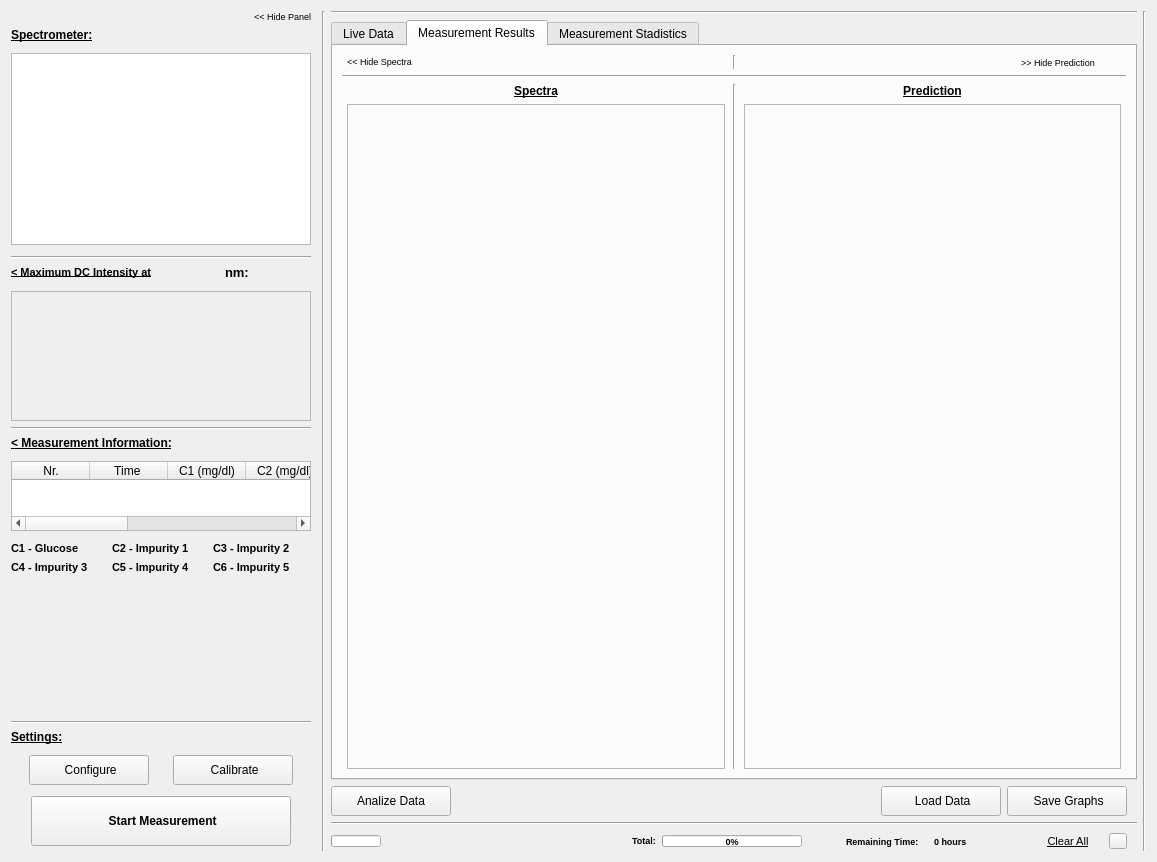
First picture: the form in pol_panel.ui, repository CesarCarvajal/Oxymetry-Backup-2018, before the edit.
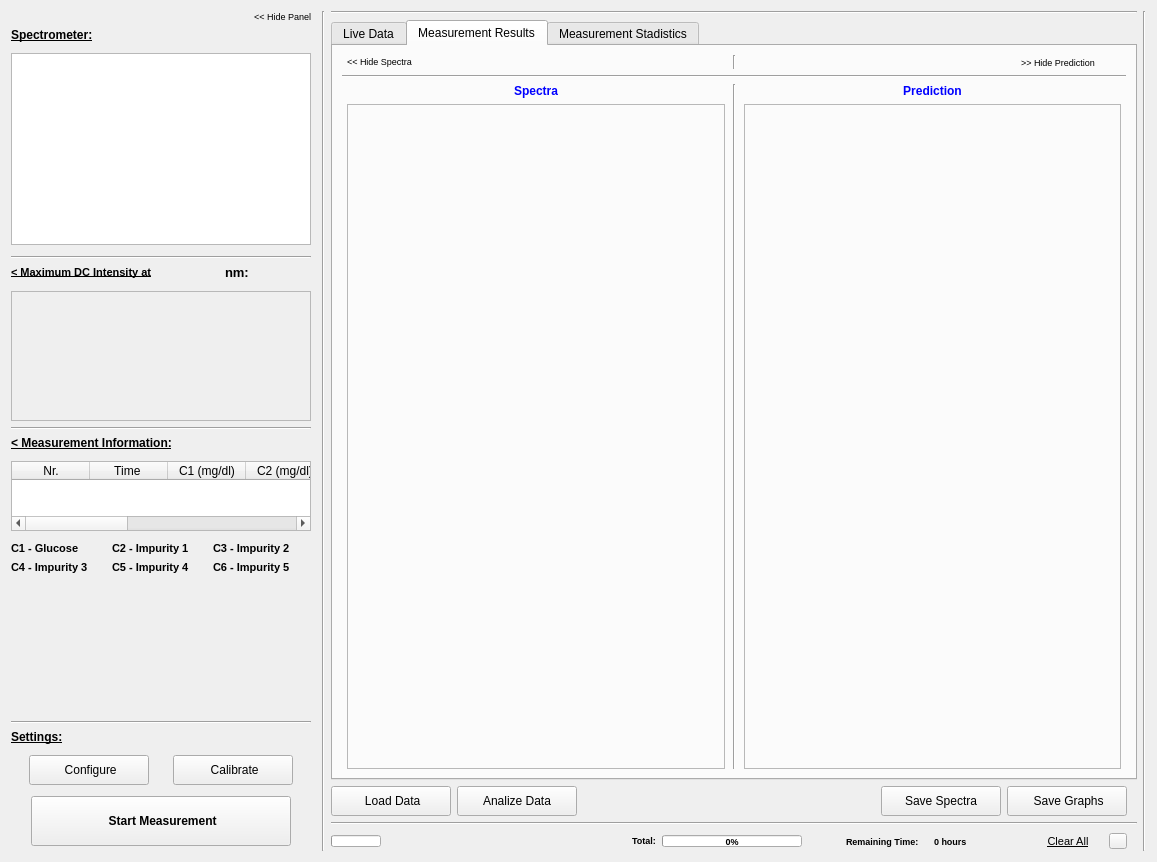
Second picture: the form after the edit. The open tabs and pages were chosen to show the change. Icons and pictures are not drawn. Custom widgets are drawn as their Qt base class.

Patch:
```diff
--- a/pol_panel.ui
+++ b/pol_panel.ui
@@ -1911,8 +1911,8 @@
            </property>
            <property name="iconSize">
             <size>
-             <width>16</width>
-             <height>16</height>
+             <width>14</width>
+             <height>14</height>
             </size>
            </property>
            <property name="elideMode">
@@ -3148,12 +3148,49 @@
                      <height>14</height>
                     </size>
                    </property>
+                   <property name="palette">
+                    <palette>
+                     <active>
+                      <colorrole role="WindowText">
+                       <brush brushstyle="SolidPattern">
+                        <color alpha="255">
+                         <red>0</red>
+                         <green>0</green>
+                         <blue>255</blue>
+                        </color>
+                       </brush>
+                      </colorrole>
+                     </active>
+                     <inactive>
+                      <colorrole role="WindowText">
+                       <brush brushstyle="SolidPattern">
+                        <color alpha="255">
+                         <red>0</red>
+                         <green>0</green>
+                         <blue>255</blue>
+                        </color>
+                       </brush>
+                      </colorrole>
+                     </inactive>
+                     <disabled>
+                      <colorrole role="WindowText">
+                       <brush brushstyle="SolidPattern">
+                        <color alpha="255">
+                         <red>120</red>
+                         <green>120</green>
+                         <blue>120</blue>
+                        </color>
+                       </brush>
+                      </colorrole>
+                     </disabled>
+                    </palette>
+                   </property>
                    <property name="font">
                     <font>
                      <pointsize>9</pointsize>
                      <weight>75</weight>
                      <bold>true</bold>
-                     <underline>true</underline>
+                     <underline>false</underline>
                     </font>
                    </property>
                    <property name="text">
@@ -3231,12 +3268,49 @@
                      <height>14</height>
                     </size>
                    </property>
+                   <property name="palette">
+                    <palette>
+                     <active>
+                      <colorrole role="WindowText">
+                       <brush brushstyle="SolidPattern">
+                        <color alpha="255">
+                         <red>0</red>
+                         <green>0</green>
+                         <blue>255</blue>
+                        </color>
+                       </brush>
+                      </colorrole>
+                     </active>
+                     <inactive>
+                      <colorrole role="WindowText">
+                       <brush brushstyle="SolidPattern">
+                        <color alpha="255">
+                         <red>0</red>
+                         <green>0</green>
+                         <blue>255</blue>
+                        </color>
+                       </brush>
+                      </colorrole>
+                     </inactive>
+                     <disabled>
+                      <colorrole role="WindowText">
+                       <brush brushstyle="SolidPattern">
+                        <color alpha="255">
+                         <red>120</red>
+                         <green>120</green>
+                         <blue>120</blue>
+                        </color>
+                       </brush>
+                      </colorrole>
+                     </disabled>
+                    </palette>
+                   </property>
                    <property name="font">
                     <font>
                      <pointsize>9</pointsize>
                      <weight>75</weight>
                      <bold>true</bold>
-                     <underline>true</underline>
+                     <underline>false</underline>
                     </font>
                    </property>
                    <property name="cursor">
@@ -3324,6 +3398,38 @@
        </item>
        <item>
         <layout class="QHBoxLayout" name="horizontalLayout_5">
+         <item>
+          <widget class="QPushButton" name="button_LoadData">
+           <property name="minimumSize">
+            <size>
+             <width>120</width>
+             <height>30</height>
+            </size>
+           </property>
+           <property name="maximumSize">
+            <size>
+             <width>120</width>
+             <height>30</height>
+            </size>
+           </property>
+           <property name="toolTip">
+            <string>Load Data from Files</string>
+           </property>
+           <property name="text">
+            <string> Load Data</string>
+           </property>
+           <property name="icon">
+            <iconset resource="icons.qrc">
+             <normaloff>:/polarimeter/Load.ico</normaloff>:/polarimeter/Load.ico</iconset>
+           </property>
+           <property name="iconSize">
+            <size>
+             <width>20</width>
+             <height>20</height>
+            </size>
+           </property>
+          </widget>
+         </item>
          <item>
           <widget class="QPushButton" name="button_AnalizeData">
            <property name="enabled">
@@ -3376,7 +3482,10 @@
           </spacer>
          </item>
          <item>
-          <widget class="QPushButton" name="button_LoadData">
+          <widget class="QPushButton" name="button_SaveInstantFFT">
+           <property name="enabled">
+            <bool>true</bool>
+           </property>
            <property name="minimumSize">
             <size>
              <width>120</width>
@@ -3393,7 +3502,7 @@
             <string>Load Data from Files</string>
            </property>
            <property name="text">
-            <string> Load Data</string>
+            <string>Save Spectra</string>
            </property>
            <property name="icon">
             <iconset resource="icons.qrc">
```
Left out of the diff: 10 changed lines with no effect on the pictures.
